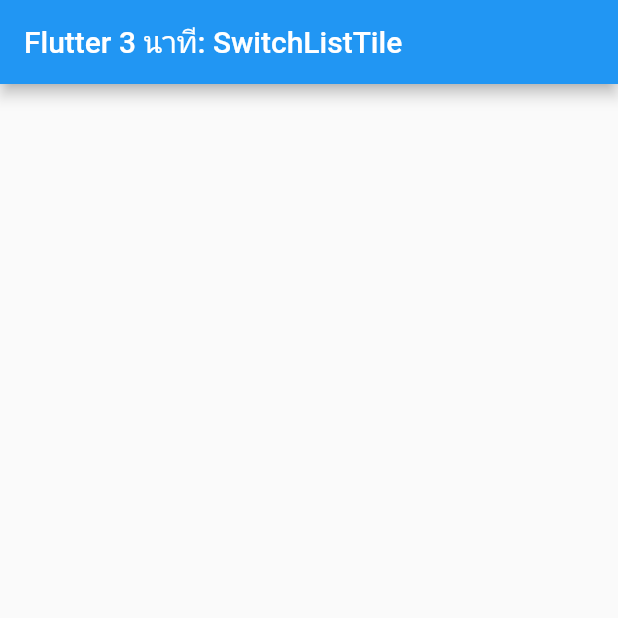
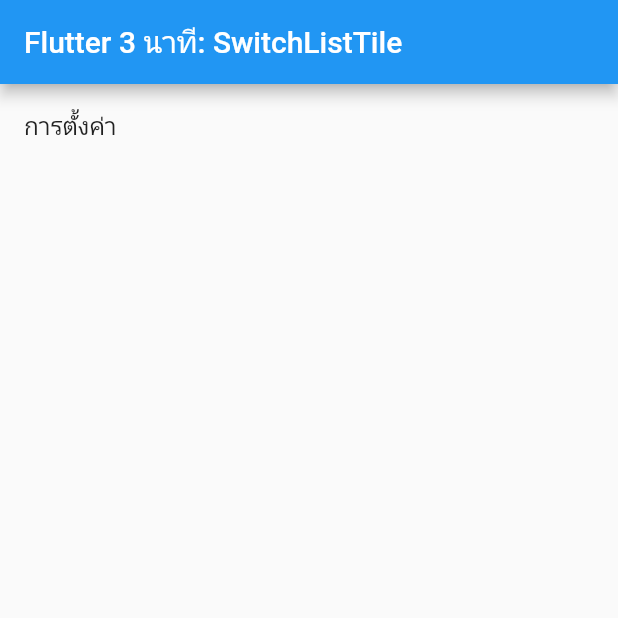
Before and after one commit to teerasej/nextflow_flutter_widget_switchlisttile, a Flutter app: the screen it shows after launch, on a phone screen of 412 x 824 dp, the top half of it. Run offline on Flutter 3.47's test engine with Material 2 defaults, Android fonts, the phone set to English and light mode, and no system bars.

Commit message:
prepare practice

```diff
--- a/lib/main.dart
+++ b/lib/main.dart
@@ -31,9 +31,16 @@ class _MyHomePageState extends State<MyHomePage> {
   @override
   Widget build(BuildContext context) {
     return Scaffold(
-        appBar: AppBar(
-          title: Text(widget.title),
-        ),
-        body: Container());
+      appBar: AppBar(
+        title: Text(widget.title),
+      ),
+      body: ListView(
+        children: [
+          ListTile(
+            title: Text('การตั้งค่า'),
+          ),
+        ],
+      ),
+    );
   }
 }
```
Also changed, not shown: 1 other file.
